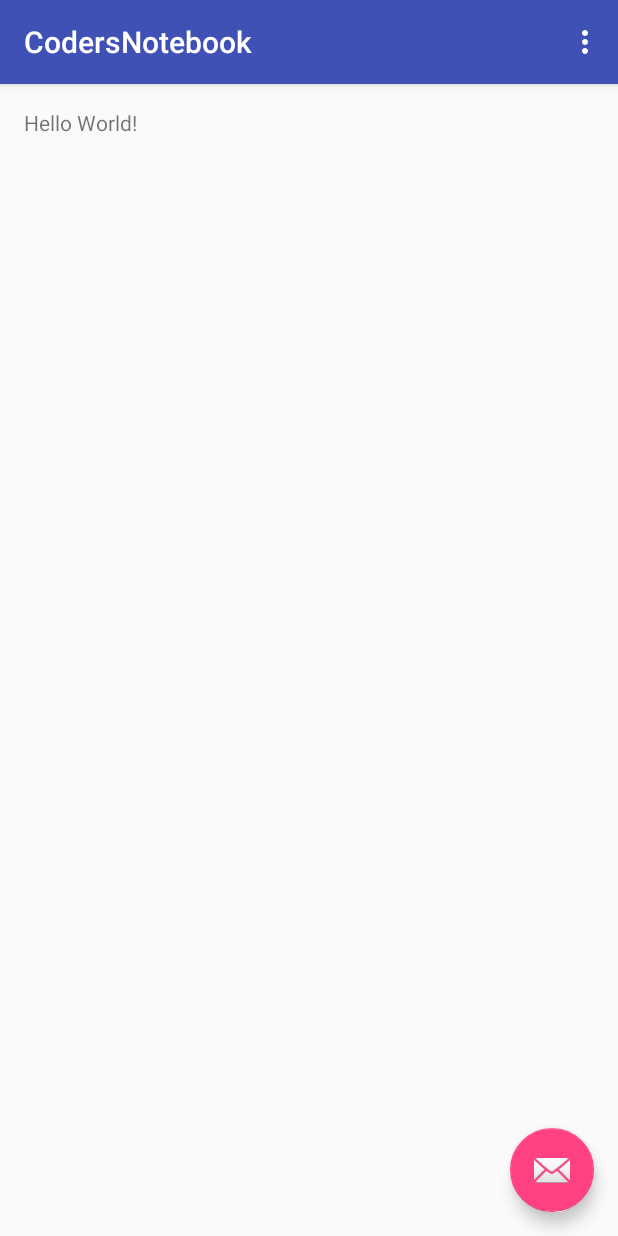
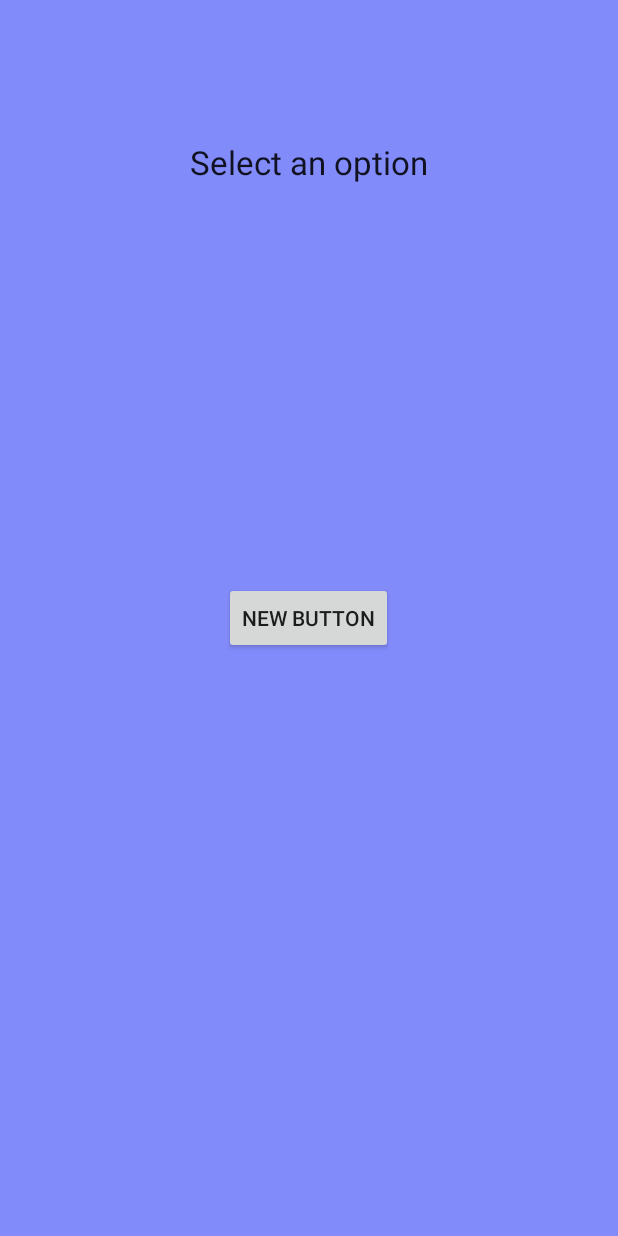
Before and after one commit to Zuljka/CodersNotebook, an Android app: the screen it shows after launch (MainActivity), on a phone screen of 412 x 824 dp. Run offline under Robolectric (Android 15) with nearby library versions, the phone set to English and light mode, and no system bars; 1 statement that could not run was skipped.

Commit message:
fixed issue with rendering design view. It was not working for weird reason. Also removed some unused files

```diff
--- a/app/src/main/java/com/mycompany/codersnotebook/MainActivity.java
+++ b/app/src/main/java/com/mycompany/codersnotebook/MainActivity.java
@@ -1,5 +1,6 @@
 package com.mycompany.codersnotebook;
 
+import android.content.Intent;
 import android.os.Bundle;
 import android.support.design.widget.FloatingActionButton;
 import android.support.design.widget.Snackbar;
@@ -8,6 +9,7 @@ import android.support.v7.widget.Toolbar;
 import android.view.View;
 import android.view.Menu;
 import android.view.MenuItem;
+import android.widget.Button;
 
 public class MainActivity extends AppCompatActivity {
 
@@ -18,12 +20,11 @@ public class MainActivity extends AppCompatActivity {
         Toolbar toolbar = (Toolbar) findViewById(R.id.toolbar);
         setSupportActionBar(toolbar);
 
-        FloatingActionButton fab = (FloatingActionButton) findViewById(R.id.fab);
-        fab.setOnClickListener(new View.OnClickListener() {
+        Button button = (Button) findViewById(R.id.button);
+        button.setOnClickListener(new View.OnClickListener() {
             @Override
-            public void onClick(View view) {
-                Snackbar.make(view, "Some action here", Snackbar.LENGTH_LONG)
-                        .setAction("Action", null).show();
+            public void onClick(View v) {
+
             }
         });
     }
--- a/app/src/main/res/layout/activity_main.xml
+++ b/app/src/main/res/layout/activity_main.xml
@@ -1,34 +1,30 @@
-<?xml version="1.0" encoding="utf-8"?>
-<android.support.design.widget.CoordinatorLayout xmlns:android="http://schemas.android.com/apk/res/android"
-    xmlns:app="http://schemas.android.com/apk/res-auto"
+<RelativeLayout xmlns:android="http://schemas.android.com/apk/res/android"
     xmlns:tools="http://schemas.android.com/tools"
     android:layout_width="match_parent"
     android:layout_height="match_parent"
-    android:fitsSystemWindows="true"
-    tools:context="com.mycompany.codersnotebook.MainActivity">
+    android:background="#828bfa"
+    android:paddingLeft="@dimen/activity_horizontal_margin"
+    android:paddingRight="@dimen/activity_horizontal_margin"
+    android:paddingTop="@dimen/activity_vertical_margin"
+    android:paddingBottom="@dimen/activity_vertical_margin" tools:context=".MainActivity" >
 
-    <android.support.design.widget.AppBarLayout
-        android:layout_width="match_parent"
-        android:layout_height="wrap_content"
-        android:theme="@style/AppTheme.AppBarOverlay">
-
-        <android.support.v7.widget.Toolbar
-            android:id="@+id/toolbar"
-            android:layout_width="match_parent"
-            android:layout_height="?attr/actionBarSize"
-            android:background="?attr/colorPrimary"
-            app:popupTheme="@style/AppTheme.PopupOverlay" />
-
-    </android.support.design.widget.AppBarLayout>
-
-    <include layout="@layout/content_main" />
-
-    <android.support.design.widget.FloatingActionButton
-        android:id="@+id/fab"
+    <TextView
         android:layout_width="wrap_content"
         android:layout_height="wrap_content"
-        android:layout_gravity="bottom|end"
-        android:layout_margin="@dimen/fab_margin"
-        android:src="@android:drawable/ic_dialog_email" />
+        android:textAppearance="?android:attr/textAppearanceLarge"
+        android:text="Select an option"
+        android:id="@+id/textView2"
+        android:layout_marginTop="77dp"
+        android:layout_alignParentTop="true"
+        android:layout_centerHorizontal="true" />
 
-</android.support.design.widget.CoordinatorLayout>
+    <Button
+        android:layout_width="wrap_content"
+        android:layout_height="wrap_content"
+        android:text="New Button"
+        android:id="@+id/button"
+        android:layout_centerVertical="true"
+        android:layout_centerHorizontal="true" />
+
+
+</RelativeLayout>
--- a/app/src/main/res/layout/content_main.xml
+++ /dev/null
@@ -1,21 +0,0 @@
-<?xml version="1.0" encoding="utf-8"?>
-<RelativeLayout xmlns:android="http://schemas.android.com/apk/res/android"
-    xmlns:app="http://schemas.android.com/apk/res-auto"
-    xmlns:tools="http://schemas.android.com/tools"
-    android:layout_width="match_parent"
-    android:layout_height="match_parent"
-    android:paddingBottom="@dimen/activity_vertical_margin"
-    android:paddingLeft="@dimen/activity_horizontal_margin"
-    android:paddingRight="@dimen/activity_horizontal_margin"
-    android:paddingTop="@dimen/activity_vertical_margin"
-    app:layout_behavior="@string/appbar_scrolling_view_behavior"
-    tools:context="com.mycompany.codersnotebook.MainActivity"
-    tools:showIn="@layout/activity_main">
-
-    <TextView
-        android:layout_width="wrap_content"
-        android:layout_height="wrap_content"
-        android:text="Hello World!"
-        android:id="@+id/textView" />
-
-</RelativeLayout>
--- a/app/src/main/res/values-v21/styles.xml
+++ b/app/src/main/res/values-v21/styles.xml
@@ -1,4 +1,4 @@
-<resources>>
+<resources>
 
     <style name="AppTheme.NoActionBar">
         <item name="windowActionBar">false</item>
--- a/app/src/main/res/values/styles.xml
+++ b/app/src/main/res/values/styles.xml
@@ -1,7 +1,7 @@
 <resources>
 
     <!-- Base application theme. -->
-    <style name="AppTheme" parent="Theme.AppCompat.Light.DarkActionBar">
+    <style name="AppTheme" parent="Base.Theme.AppCompat.Light.DarkActionBar">
         <!-- Customize your theme here. -->
         <item name="colorPrimary">@color/colorPrimary</item>
         <item name="colorPrimaryDark">@color/colorPrimaryDark</item>
```
